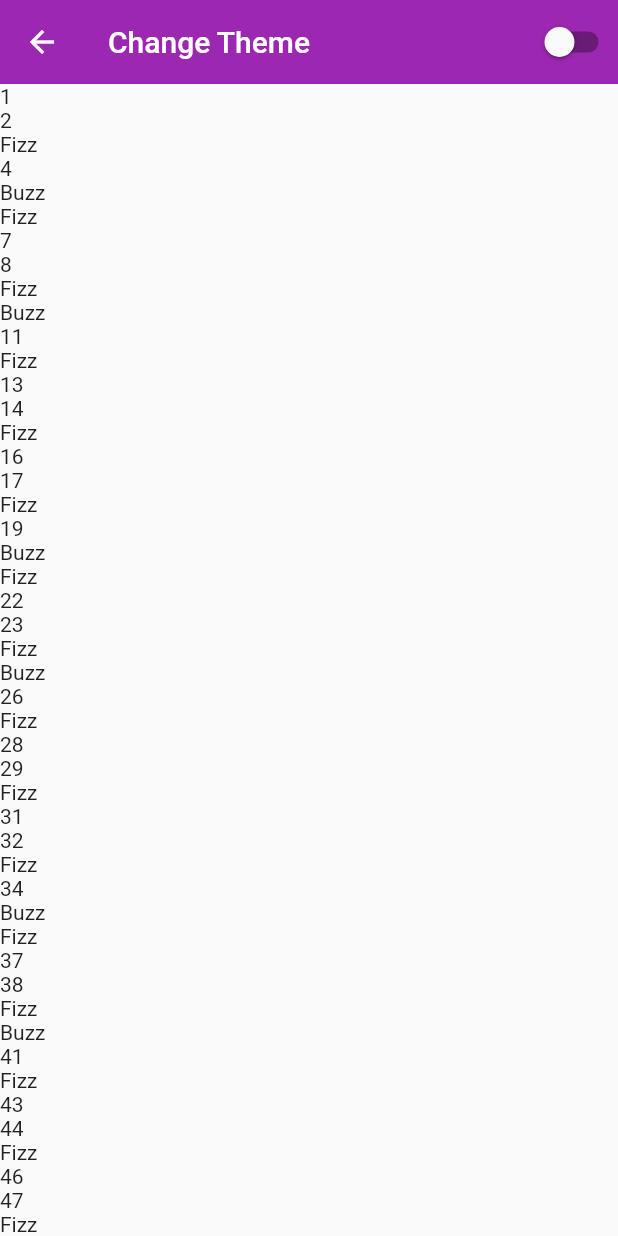
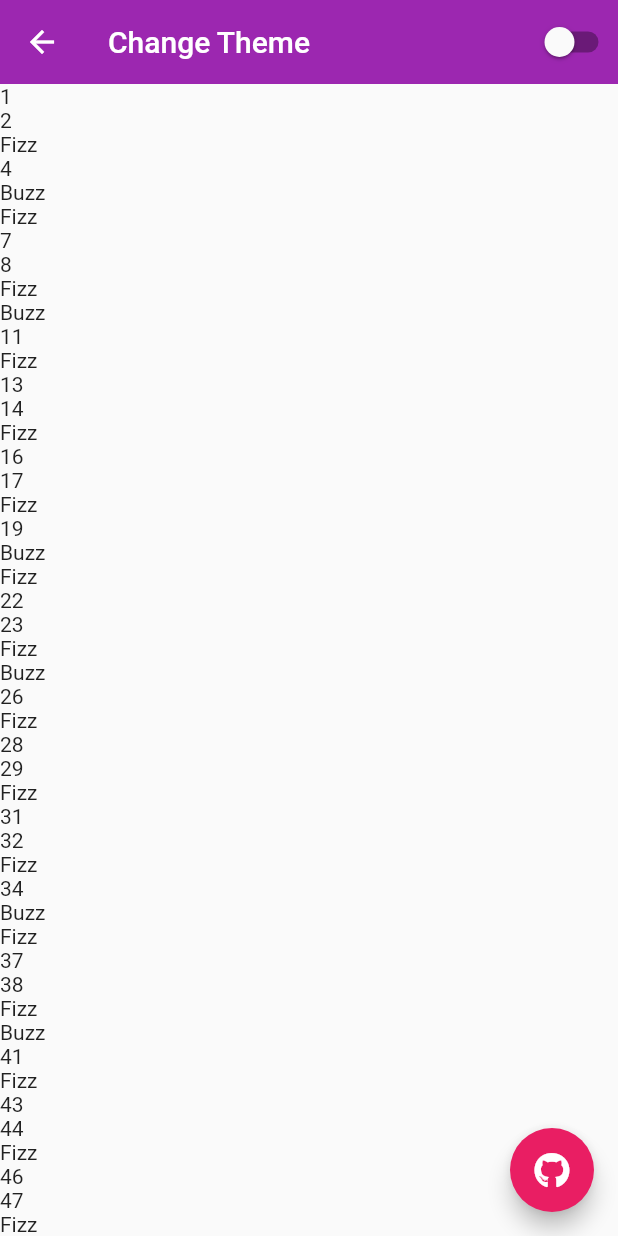
Before and after one commit to gautamswostik/some-flutter-lessons, a Flutter app: the screen it shows after launch, after a tap on "Dark Mode", on a phone screen of 412 x 824 dp. Run offline on Flutter 3.47's test engine with Material 2 defaults, Android fonts, the phone set to English and light mode, and no system bars; our stand-ins replace bloc, equatable, flutter_bloc, font_awesome_flutter, hive, hive_flutter; accounts and stored records are empty; statements that could not run were skipped.

```diff
--- a/lib/screens/app_theme/app_theme.dart
+++ b/lib/screens/app_theme/app_theme.dart
@@ -1,6 +1,8 @@
 import 'package:flutter/material.dart';
 import 'package:flutter_bloc/flutter_bloc.dart';
 import 'package:fluuter_boilerplate/application/app_theme/theme_cubit.dart';
+import 'package:font_awesome_flutter/font_awesome_flutter.dart';
+import 'package:url_launcher/url_launcher.dart';
 
 class AppTheme extends StatefulWidget {
   const AppTheme({
@@ -13,9 +15,26 @@ class AppTheme extends StatefulWidget {
 }
 
 class _AppThemeState extends State<AppTheme> {
+  _launchInBrowser(String url) async {
+    if (!await launch(
+      url,
+      forceSafariVC: false,
+      forceWebView: false,
+    )) {
+      throw 'Could not launch $url';
+    }
+  }
+
   @override
   Widget build(BuildContext context) {
     return Scaffold(
+      floatingActionButton: FloatingActionButton(
+        onPressed: () async {
+          await _launchInBrowser(
+              'https://github.com/gautamswostik/some-flutter-lessons/tree/dark-mode');
+        },
+        child: const FaIcon(FontAwesomeIcons.github),
+      ),
       appBar: AppBar(
         title: const Text('Change Theme'),
         actions: [
@@ -36,6 +55,8 @@ class _AppThemeState extends State<AppTheme> {
             return const Text("Fizz");
           } else if (num % 5 == 0) {
             return const Text("Buzz");
+          } else if (num % 15 == 0) {
+            return const Text("FizzBuzz");
           } else {
             return Text("$num");
           }
--- a/lib/screens/home_screen.dart
+++ b/lib/screens/home_screen.dart
@@ -1,5 +1,4 @@
 import 'package:flutter/material.dart';
-import 'package:fluuter_boilerplate/app_setup/lessons/lessons.dart';
 import 'package:fluuter_boilerplate/screens/app_theme/app_theme.dart';
 
 class HomeScreen extends StatefulWidget {
@@ -14,7 +13,7 @@ class _HomeScreenState extends State<HomeScreen> {
   Widget build(BuildContext context) {
     return Scaffold(
       appBar: AppBar(
-        title: const Text('Lessons'),
+        title: const Text('Flutter Components'),
       ),
       body: SingleChildScrollView(
         child: Column(
--- a/pubspec.yaml
+++ b/pubspec.yaml
@@ -37,6 +37,8 @@ dependencies:
   flutter_bloc: ^8.0.1
   path_provider: ^2.0.9
   hive_flutter: ^1.1.0
+  font_awesome_flutter: ^10.1.0
+  url_launcher: ^6.0.20
 
 dev_dependencies:
   flutter_test:
```
Also changed, not shown: pubspec.lock, 4 other files.
